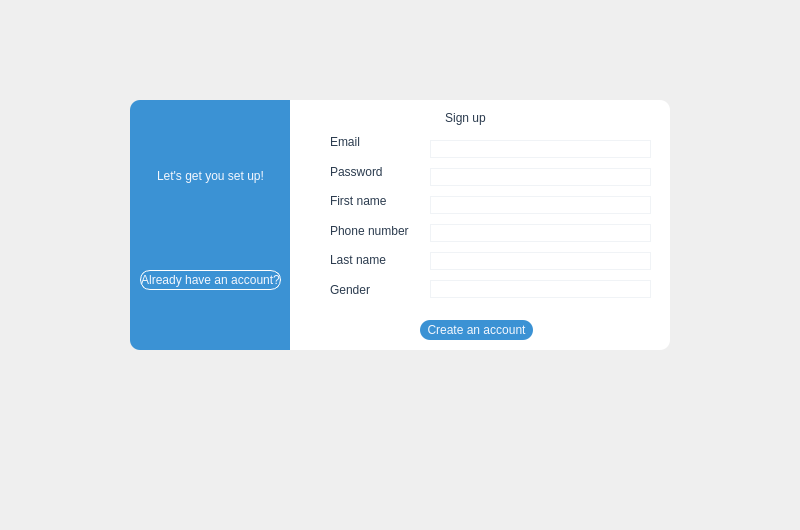
This is uis/signup_window.ui in pavdmit/sl as Qt 5 draws it before an edit. The edited form follows.
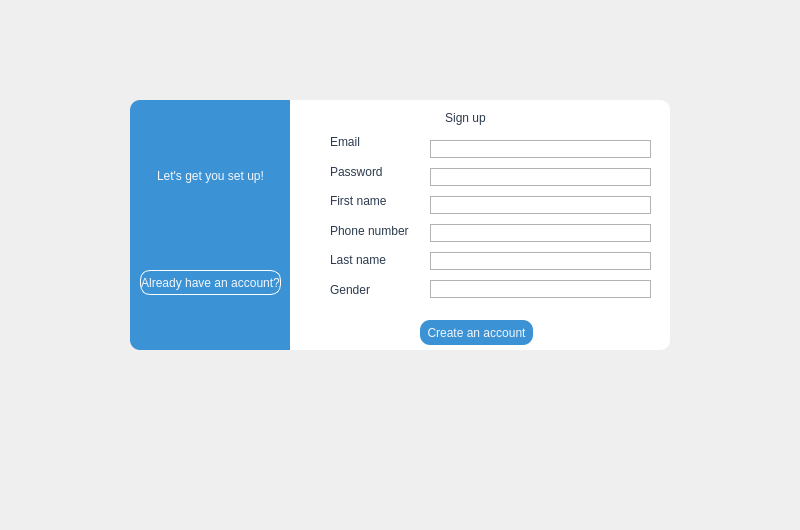
This is the edited form.

Commit message: Added user registration and some minor interface changes

The edit to the form file:
```diff
--- a/uis/signup_window.ui
+++ b/uis/signup_window.ui
@@ -104,7 +104,7 @@
        </property>
        <property name="styleSheet">
         <string notr="true">QLineEdit {
-	border: 1px solid rgb(240, 243, 246);
+	border: 1px solid rgb(179, 179, 179);
 	border-radius:10px
 }</string>
        </property>
@@ -114,7 +114,7 @@
       <widget class="QLineEdit" name="lineEdit_2">
        <property name="styleSheet">
         <string notr="true">QLineEdit {
-	border: 1px solid rgb(240, 243, 246);
+	border: 1px solid rgb(179, 179, 179);
 	border-radius:10px
 }</string>
        </property>
@@ -124,7 +124,7 @@
       <widget class="QLineEdit" name="lineEdit_5">
        <property name="styleSheet">
         <string notr="true">QLineEdit {
-	border: 1px solid rgb(240, 243, 246);
+	border: 1px solid rgb(179, 179, 179);
 	border-radius:10px
 }</string>
        </property>
@@ -134,7 +134,7 @@
       <widget class="QLineEdit" name="lineEdit_6">
        <property name="styleSheet">
         <string notr="true">QLineEdit {
-	border: 1px solid rgb(240, 243, 246);
+	border: 1px solid rgb(179, 179, 179);
 	border-radius:10px
 }</string>
        </property>
@@ -144,7 +144,7 @@
       <widget class="QLineEdit" name="lineEdit_4">
        <property name="styleSheet">
         <string notr="true">QLineEdit {
-	border: 1px solid rgb(240, 243, 246);
+	border: 1px solid rgb(179, 179, 179);
 	border-radius:10px
 }</string>
        </property>
@@ -154,7 +154,7 @@
       <widget class="QLineEdit" name="lineEdit_3">
        <property name="styleSheet">
         <string notr="true">QLineEdit {
-	border: 1px solid rgb(240, 243, 246);
+	border: 1px solid rgb(179, 179, 179);
 	border-radius:10px
 }</string>
        </property>
@@ -246,7 +246,7 @@
       <x>130</x>
       <y>220</y>
       <width>113</width>
-      <height>20</height>
+      <height>25</height>
      </rect>
     </property>
     <property name="styleSheet">
@@ -294,7 +294,7 @@
       <x>10</x>
       <y>170</y>
       <width>141</width>
-      <height>20</height>
+      <height>25</height>
      </rect>
     </property>
     <property name="styleSheet">
```
Left out of the diff: 18 changed lines with no effect on the pictures. The commit also changes 3 other files.
